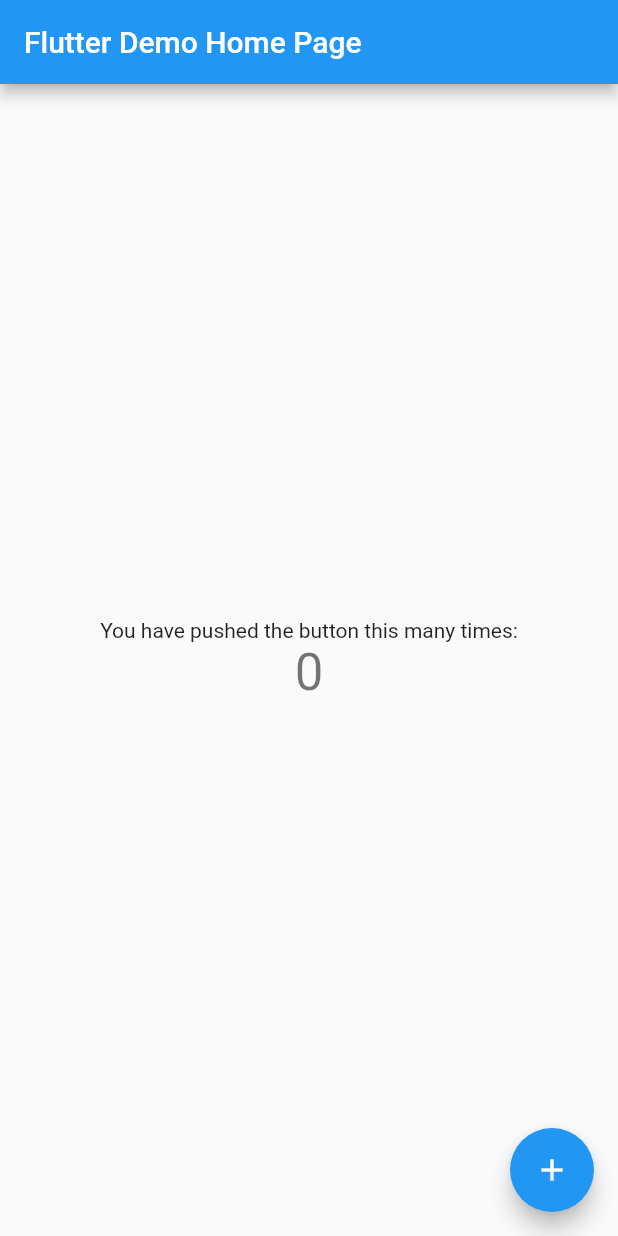
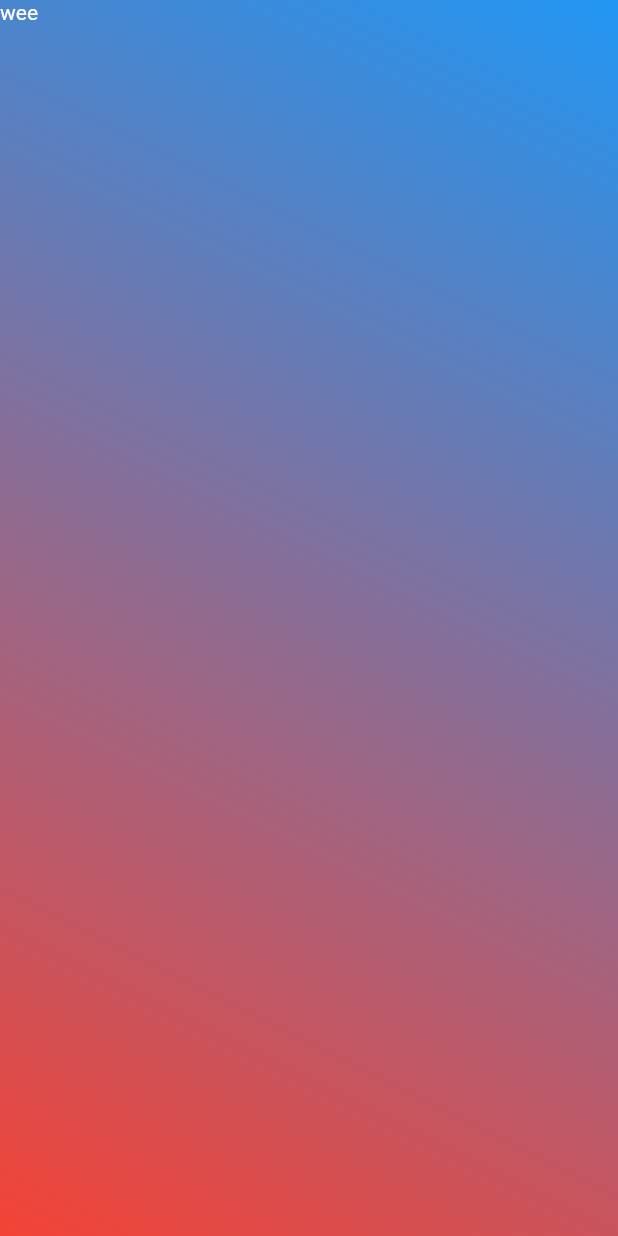
Before and after one commit to simjes/mliss, a Flutter app: the screen it shows after launch, on a phone screen of 412 x 824 dp. Run offline on Flutter 3.47's test engine with Material 2 defaults, Android fonts, the phone set to English and light mode, and no system bars.

Commit message:
Add custom gradient background

```diff
--- /dev/null
+++ b/lib/components/gradient-background.dart
@@ -0,0 +1,29 @@
+import 'package:flutter/material.dart';
+import 'package:flutter/widgets.dart';
+
+class MlissScaffold extends StatelessWidget {
+  final Widget child;
+  final bool useSafeArea;
+
+  MlissScaffold({this.child, this.useSafeArea = true});
+
+  @override
+  Widget build(BuildContext context) {
+    return Scaffold(
+        body: Container(
+      decoration: BoxDecoration(
+        gradient: LinearGradient(
+          begin: Alignment.topRight,
+          end: Alignment.bottomLeft,
+          colors: [Colors.blue, Colors.red],
+        ),
+      ),
+      child: Column(
+        crossAxisAlignment: CrossAxisAlignment.stretch,
+        children: <Widget>[
+          useSafeArea ? SafeArea(child: child) : child,
+        ],
+      ),
+    ));
+  }
+}
--- /dev/null
+++ b/lib/constants.dart
@@ -0,0 +1,10 @@
+import 'dart:ui';
+
+const kBackgroundLightColor = Color(0xFF23304C);
+const kBackgroundDarkColor = Color(0xFF0C0C17);
+const kForegroundColor = Color(0xFF101A2D);
+
+const kSliderActiveStartColor = Color(0xFF6F5AFF);
+const kSliderActiveEndColor = Color(0xFFD943AA);
+const kSliderHandleColor = Color(0xFFF43155);
+const kSliderInactiveColor = Color(0xFF516065);
--- a/lib/main.dart
+++ b/lib/main.dart
@@ -1,117 +1,20 @@
 import 'package:flutter/material.dart';
+import 'package:mliss/screens/Player.dart';
 
 void main() {
-  runApp(MyApp());
+  runApp(MlissApp());
 }
 
-class MyApp extends StatelessWidget {
-  // This widget is the root of your application.
+class MlissApp extends StatelessWidget {
   @override
   Widget build(BuildContext context) {
     return MaterialApp(
-      title: 'Flutter Demo',
-      theme: ThemeData(
-        // This is the theme of your application.
-        //
-        // Try running your application with "flutter run". You'll see the
-        // application has a blue toolbar. Then, without quitting the app, try
-        // changing the primarySwatch below to Colors.green and then invoke
-        // "hot reload" (press "r" in the console where you ran "flutter run",
-        // or simply save your changes to "hot reload" in a Flutter IDE).
-        // Notice that the counter didn't reset back to zero; the application
-        // is not restarted.
-        primarySwatch: Colors.blue,
-        // This makes the visual density adapt to the platform that you run
-        // the app on. For desktop platforms, the controls will be smaller and
-        // closer together (more dense) than on mobile platforms.
-        visualDensity: VisualDensity.adaptivePlatformDensity,
+      title: 'Mliss',
+      themeMode: ThemeMode.dark,
+      darkTheme: ThemeData(
+        brightness: Brightness.dark,
       ),
-      home: MyHomePage(title: 'Flutter Demo Home Page'),
+      home: Player(),
     );
   }
 }
-
-class MyHomePage extends StatefulWidget {
-  MyHomePage({Key key, this.title}) : super(key: key);
-
-  // This widget is the home page of your application. It is stateful, meaning
-  // that it has a State object (defined below) that contains fields that affect
-  // how it looks.
-
-  // This class is the configuration for the state. It holds the values (in this
-  // case the title) provided by the parent (in this case the App widget) and
-  // used by the build method of the State. Fields in a Widget subclass are
-  // always marked "final".
-
-  final String title;
-
-  @override
-  _MyHomePageState createState() => _MyHomePageState();
-}
-
-class _MyHomePageState extends State<MyHomePage> {
-  int _counter = 0;
-
-  void _incrementCounter() {
-    setState(() {
-      // This call to setState tells the Flutter framework that something has
-      // changed in this State, which causes it to rerun the build method below
-      // so that the display can reflect the updated values. If we changed
-      // _counter without calling setState(), then the build method would not be
-      // called again, and so nothing would appear to happen.
-      _counter++;
-    });
-  }
-
-  @override
-  Widget build(BuildContext context) {
-    // This method is rerun every time setState is called, for instance as done
-    // by the _incrementCounter method above.
-    //
-    // The Flutter framework has been optimized to make rerunning build methods
-    // fast, so that you can just rebuild anything that needs updating rather
-    // than having to individually change instances of widgets.
-    return Scaffold(
-      appBar: AppBar(
-        // Here we take the value from the MyHomePage object that was created by
-        // the App.build method, and use it to set our appbar title.
-        title: Text(widget.title),
-      ),
-      body: Center(
-        // Center is a layout widget. It takes a single child and positions it
-        // in the middle of the parent.
-        child: Column(
-          // Column is also a layout widget. It takes a list of children and
-          // arranges them vertically. By default, it sizes itself to fit its
-          // children horizontally, and tries to be as tall as its parent.
-          //
-          // Invoke "debug painting" (press "p" in the console, choose the
-          // "Toggle Debug Paint" action from the Flutter Inspector in Android
-          // Studio, or the "Toggle Debug Paint" command in Visual Studio Code)
-          // to see the wireframe for each widget.
-          //
-          // Column has various properties to control how it sizes itself and
-          // how it positions its children. Here we use mainAxisAlignment to
-          // center the children vertically; the main axis here is the vertical
-          // axis because Columns are vertical (the cross axis would be
-          // horizontal).
-          mainAxisAlignment: MainAxisAlignment.center,
-          children: <Widget>[
-            Text(
-              'You have pushed the button this many times:',
-            ),
-            Text(
-              '$_counter',
-              style: Theme.of(context).textTheme.headline4,
-            ),
-          ],
-        ),
-      ),
-      floatingActionButton: FloatingActionButton(
-        onPressed: _incrementCounter,
-        tooltip: 'Increment',
-        child: Icon(Icons.add),
-      ), // This trailing comma makes auto-formatting nicer for build methods.
-    );
-  }
-}
--- /dev/null
+++ b/lib/screens/Player.dart
@@ -0,0 +1,11 @@
+import 'package:flutter/material.dart';
+import 'package:mliss/components/gradient-background.dart';
+
+class Player extends StatelessWidget {
+  @override
+  Widget build(BuildContext context) {
+    return MlissScaffold(
+      child: Text('wee'),
+    );
+  }
+}
```
Also changed, not shown: 1 other file.
